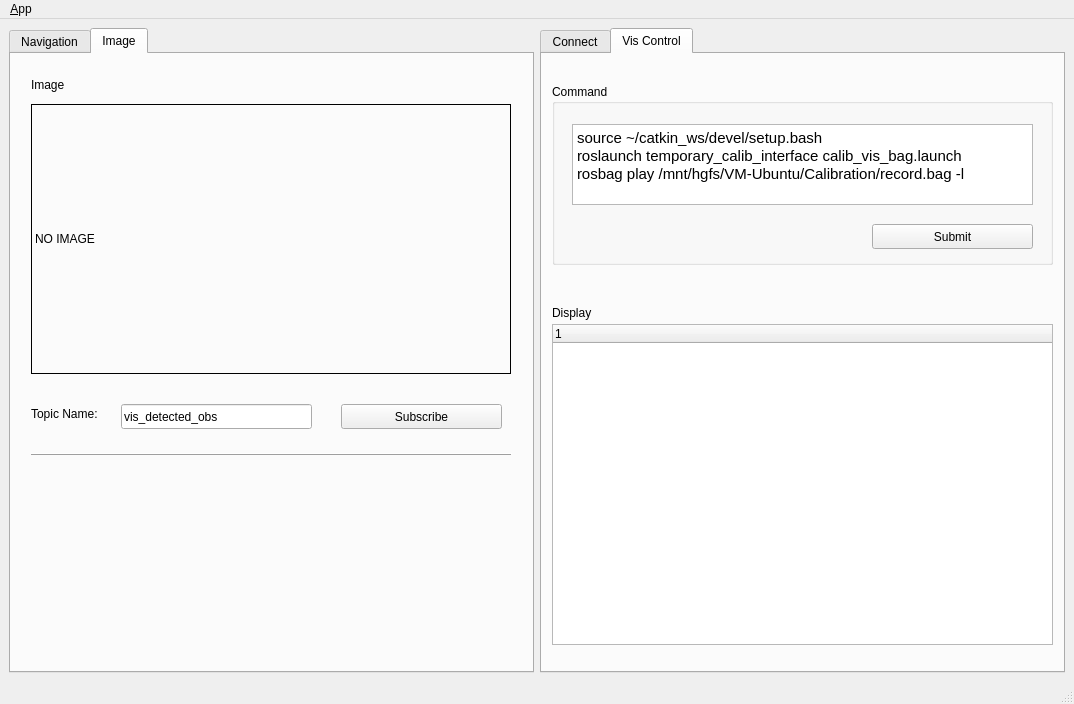
This is catkin_qt/src/ros_qt_demo/ui/main_window.ui in Lalalalachen/ros_gui as Qt 5 draws it before an edit. The edited form follows.
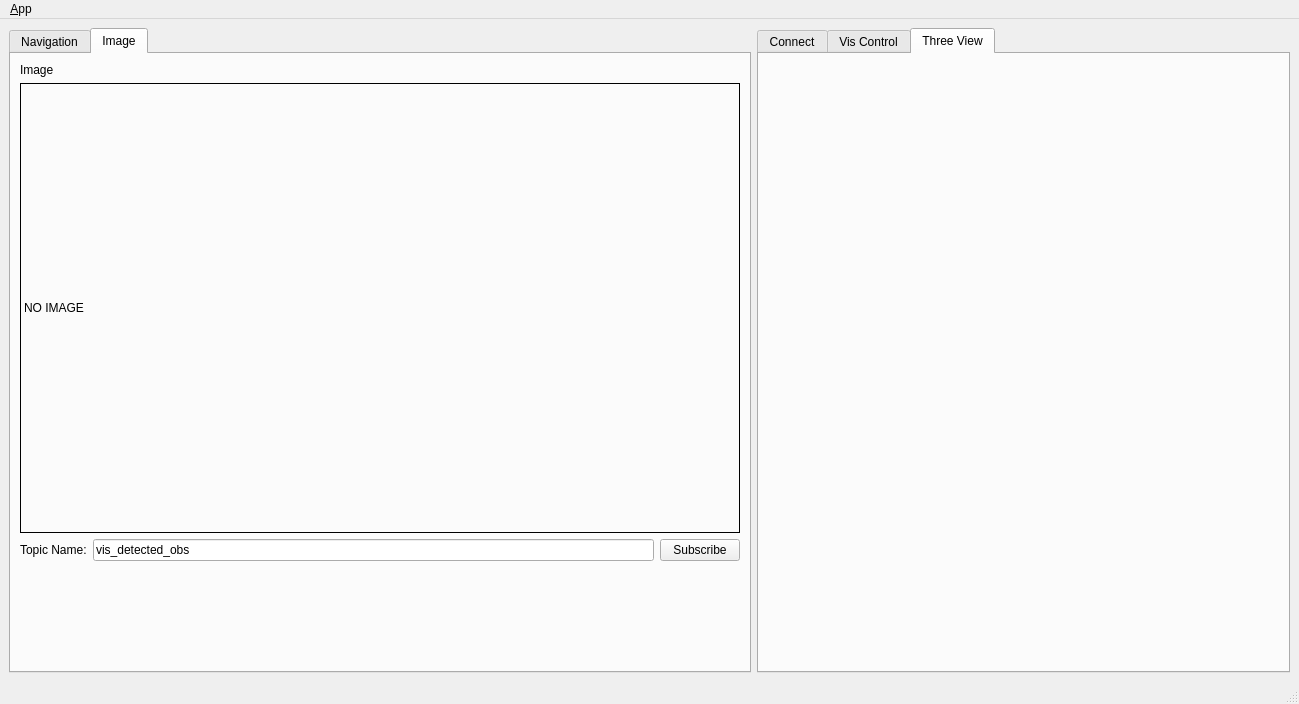
This is the edited form. The open tabs and pages were chosen to show the change. Icons and pictures are not drawn.

Commit message: three view

```diff
--- a/catkin_qt/src/ros_qt_demo/ui/main_window.ui
+++ b/catkin_qt/src/ros_qt_demo/ui/main_window.ui
@@ -6,7 +6,7 @@
    <rect>
     <x>0</x>
     <y>0</y>
-    <width>1074</width>
+    <width>1299</width>
     <height>704</height>
    </rect>
   </property>
@@ -82,28 +82,29 @@
        <attribute name="title">
         <string>Image</string>
        </attribute>
+       <layout class="QVBoxLayout" name="verticalLayout">
+        <item>
+         <widget class="QLabel" name="label_6">
+          <property name="text">
+           <string>Image</string>
+          </property>
+         </widget>
+        </item>
+        <item>
        <widget class="QLabel" name="label_image">
         <property name="enabled">
          <bool>true</bool>
         </property>
-        <property name="geometry">
-         <rect>
-          <x>20</x>
-          <y>50</y>
-          <width>480</width>
-          <height>270</height>
-         </rect>
-        </property>
         <property name="minimumSize">
          <size>
-          <width>480</width>
-          <height>270</height>
+            <width>720</width>
+            <height>450</height>
          </size>
         </property>
         <property name="maximumSize">
          <size>
-          <width>1920</width>
-          <height>1080</height>
+            <width>720</width>
+            <height>450</height>
          </size>
         </property>
         <property name="styleSheet">
@@ -113,74 +114,46 @@
          <string>NO IMAGE</string>
         </property>
        </widget>
+        </item>
+        <item>
+         <layout class="QHBoxLayout" name="horizontalLayout_6">
+          <item>
+           <widget class="QLabel" name="label_5">
+            <property name="text">
+             <string>Topic Name:</string>
+            </property>
+           </widget>
+          </item>
+          <item>
        <widget class="QLineEdit" name="lineEdit_image_topic">
-        <property name="geometry">
-         <rect>
-          <x>110</x>
-          <y>350</y>
-          <width>191</width>
-          <height>25</height>
-         </rect>
-        </property>
         <property name="text">
          <string>vis_detected_obs</string>
         </property>
        </widget>
+          </item>
+          <item>
        <widget class="QPushButton" name="pushButton_sub_image">
-        <property name="geometry">
-         <rect>
-          <x>330</x>
-          <y>350</y>
-          <width>161</width>
-          <height>25</height>
-         </rect>
-        </property>
         <property name="text">
          <string>Subscribe</string>
         </property>
        </widget>
-       <widget class="QFrame" name="frame">
-        <property name="geometry">
-         <rect>
-          <x>20</x>
-          <y>390</y>
-          <width>481</width>
-          <height>21</height>
-         </rect>
-        </property>
-        <property name="frameShape">
-         <enum>QFrame::HLine</enum>
-        </property>
-        <property name="frameShadow">
-         <enum>QFrame::Raised</enum>
-        </property>
-       </widget>
-       <widget class="QLabel" name="label_5">
-        <property name="geometry">
-         <rect>
-          <x>20</x>
-          <y>350</y>
-          <width>91</width>
-          <height>20</height>
-         </rect>
-        </property>
-        <property name="text">
-         <string>Topic Name:</string>
-        </property>
-       </widget>
-       <widget class="QLabel" name="label_6">
-        <property name="geometry">
-         <rect>
-          <x>20</x>
-          <y>20</y>
-          <width>67</width>
-          <height>21</height>
-         </rect>
-        </property>
-        <property name="text">
-         <string>Image</string>
-        </property>
-       </widget>
+          </item>
+         </layout>
+        </item>
+        <item>
+         <spacer name="verticalSpacer">
+          <property name="orientation">
+           <enum>Qt::Vertical</enum>
+          </property>
+          <property name="sizeHint" stdset="0">
+           <size>
+            <width>20</width>
+            <height>40</height>
+           </size>
+          </property>
+         </spacer>
+        </item>
+       </layout>
       </widget>
      </widget>
     </item>
@@ -487,6 +460,22 @@
         </property>
        </widget>
       </widget>
+      <widget class="QWidget" name="tab_4">
+       <attribute name="title">
+        <string>Three View</string>
+       </attribute>
+       <layout class="QVBoxLayout" name="verticalLayout_5">
+        <item>
+         <layout class="QVBoxLayout" name="layout_front"/>
+        </item>
+        <item>
+         <layout class="QVBoxLayout" name="layout_side"/>
+        </item>
+        <item>
+         <layout class="QVBoxLayout" name="layout_top"/>
+        </item>
+       </layout>
+      </widget>
      </widget>
     </item>
    </layout>
@@ -496,7 +485,7 @@
     <rect>
      <x>0</x>
      <y>0</y>
-     <width>1074</width>
+     <width>1299</width>
      <height>22</height>
     </rect>
    </property>
```
Left out of the diff: 40 changed lines with no effect on the pictures. Lines whose indentation alone changed are shown as unchanged. The commit also changes 2 other files.
